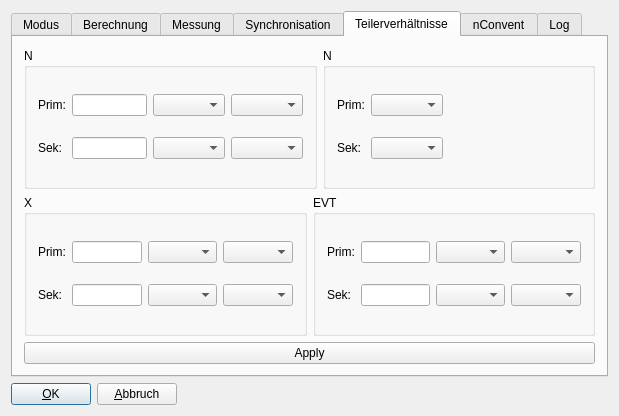
Qt form wm3000u/confdialogbase.ui (ZeraGmbH/wm-project) before a commit.
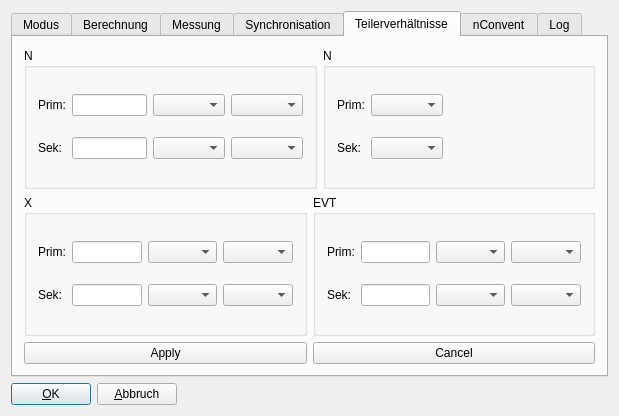
The same form after that commit. The open tabs and pages were chosen to show the change. Custom widgets are drawn as their Qt base class.

Commit message: adds cancel button to ratio tab page and uses parent impl. for show Ratio

```diff
--- a/wm3000u/confdialogbase.ui
+++ b/wm3000u/confdialogbase.ui
@@ -1221,11 +1221,22 @@
           </layout>
          </item>
          <item>
+          <layout class="QHBoxLayout" name="horizontalLayout_6">
+           <item>
           <widget class="QPushButton" name="RatioApplyPushButton">
            <property name="text">
             <string>Apply</string>
            </property>
           </widget>
+           </item>
+           <item>
+            <widget class="QPushButton" name="RatioCancelPushButton">
+             <property name="text">
+              <string>Cancel</string>
+             </property>
+            </widget>
+           </item>
+          </layout>
          </item>
         </layout>
        </widget>
```
Left out of the diff: 2 changed lines with no effect on the pictures. Lines whose indentation alone changed are shown as unchanged. The commit also changes 8 other files.
